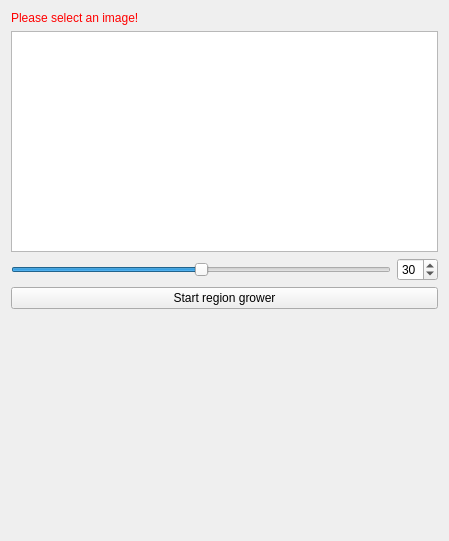
Before: the Qt Designer form Modules/Bundles/org.mitk.gui.qt.examples/src/internal/regiongrowing/QmitkRegionGrowingViewControls.ui in MITK/MITK, drawn with Qt 5.
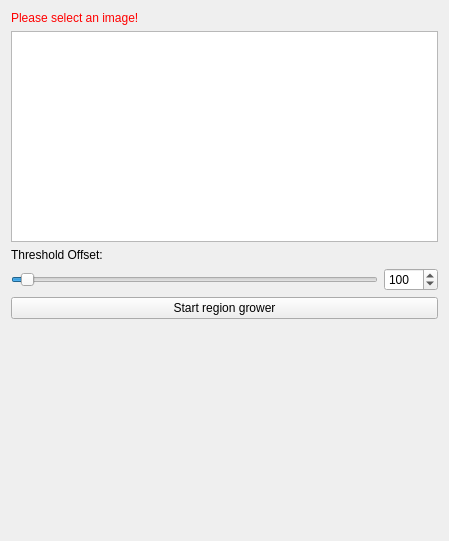
After: the same form once the commit is applied. Custom widgets are drawn as their Qt base class.

Commit message: Now initial threshold is calculated via 5x5x5 mask and the slider range for the threshold offset is 3*standard deviation of the intensity values within this mask

```diff
--- a/Modules/Bundles/org.mitk.gui.qt.examples/src/internal/regiongrowing/QmitkRegionGrowingViewControls.ui
+++ b/Modules/Bundles/org.mitk.gui.qt.examples/src/internal/regiongrowing/QmitkRegionGrowingViewControls.ui
@@ -46,15 +46,28 @@
      </property>
     </widget>
    </item>
+   <item>
+    <widget class="QLabel" name="label">
+     <property name="text">
+      <string>Threshold Offset:</string>
+     </property>
+    </widget>
+   </item>
    <item>
     <layout class="QHBoxLayout" name="horizontalLayout">
      <item>
       <widget class="QSlider" name="sliderOffsetValue">
+       <property name="minimum">
+        <number>0</number>
+       </property>
        <property name="maximum">
-        <number>60</number>
+        <number>4000</number>
        </property>
        <property name="value">
-        <number>30</number>
+        <number>100</number>
+       </property>
+       <property name="sliderPosition">
+        <number>100</number>
        </property>
        <property name="orientation">
         <enum>Qt::Horizontal</enum>
@@ -64,10 +77,10 @@
      <item>
       <widget class="QSpinBox" name="offsetValueSpinBox">
        <property name="maximum">
-        <number>60</number>
+        <number>4000</number>
        </property>
        <property name="value">
-        <number>30</number>
+        <number>100</number>
        </property>
       </widget>
      </item>
```
The commit also changes 2 other files.
